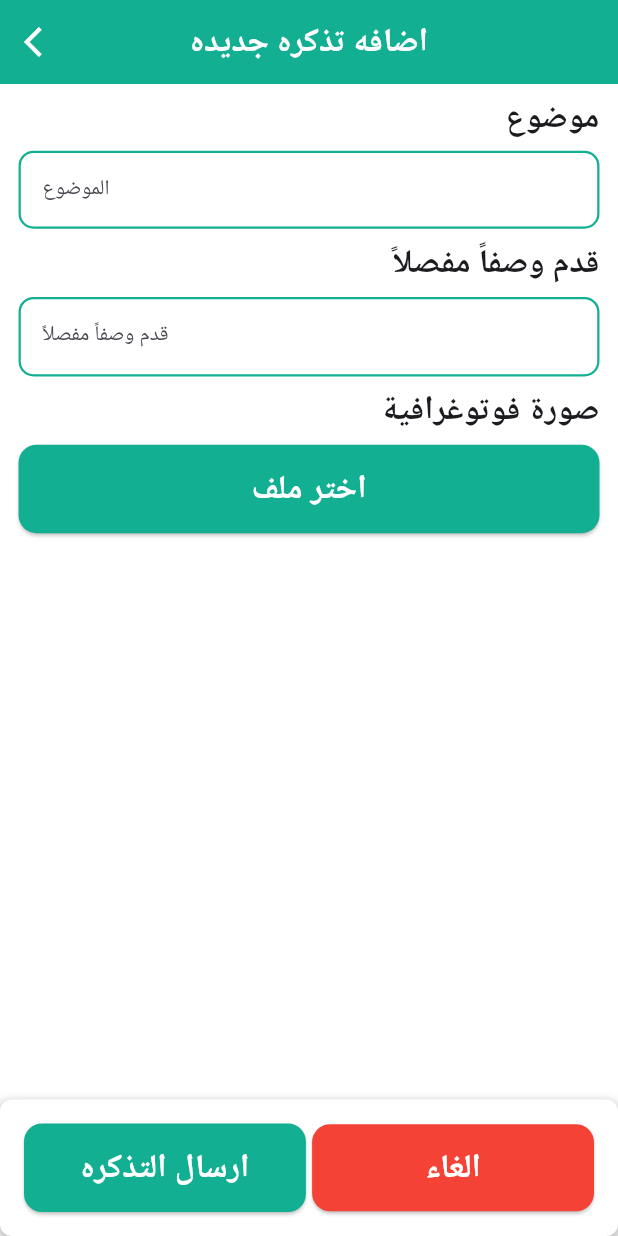
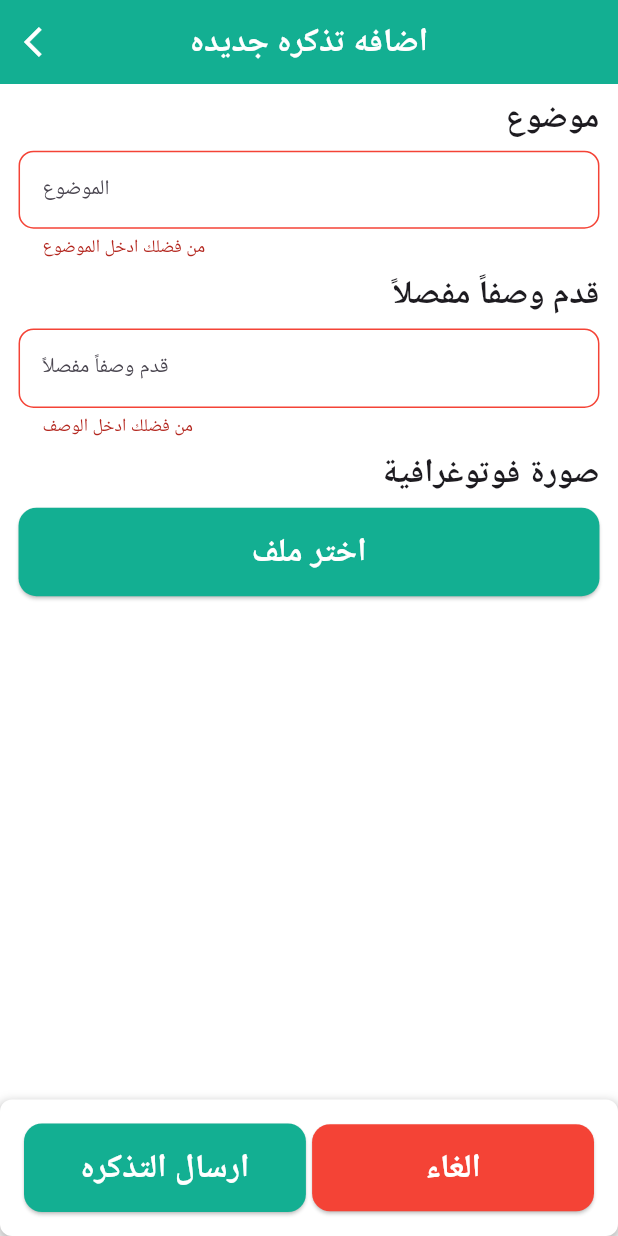
Before and after one commit to hesham81/rowad_hrag, a Flutter app: the AddNewContact screen opened directly, after a tap on "ارسال التذكره", on a phone screen of 412 x 824 dp. Run offline on Flutter 3.47's test engine with Material 3 defaults, Android fonts, the light colour scheme and no system bars; our stand-ins replace animate_do, animated_custom_dropdown, cached_network_image, carousel_slider, dartz, dio and 11 more; missing offline and left inert: route_transitions; accounts and stored records are empty; Roboto replaces fonts that are missing (Cairo); project files that could hold a hidden picture were left out.

Commit message:
ending of contact

```diff
--- a/lib/features/contact_with_support/data/models/contact_data_model.dart
+++ b/lib/features/contact_with_support/data/models/contact_data_model.dart
@@ -7,6 +7,8 @@ class ContactDataModel extends ContactEntity {
     required super.details,
     required super.code,
     required super.status,
+    required super.clientViewed,
+    super.files,
   });
 
   factory ContactDataModel.fromJson(Map<String, dynamic> json) {
@@ -16,6 +18,8 @@ class ContactDataModel extends ContactEntity {
       details: json['details'],
       code: json['code'],
       status: json['status'],
+      clientViewed: json['client_viewed'],
+      files: json['files'],
     );
   }
 
@@ -26,6 +30,8 @@ class ContactDataModel extends ContactEntity {
       details: json['details'],
       code: json['code'],
       status: json['status'],
+      clientViewed: json['client_viewed'],
+      files: json['files'],
     );
   }
 }
--- a/lib/features/contact_with_support/presentation/pages/add_new_contact.dart
+++ b/lib/features/contact_with_support/presentation/pages/add_new_contact.dart
@@ -1,18 +1,34 @@
+import 'dart:io';
+
 import 'package:flutter/material.dart';
 import 'package:rowad_hrag/core/extensions/align.dart';
 import 'package:rowad_hrag/core/extensions/extensions.dart';
+import 'package:rowad_hrag/core/functions/files_pickers.dart';
 import 'package:rowad_hrag/core/widget/custom_container.dart';
 import 'package:rowad_hrag/core/widget/custom_elevated_button.dart';
 import 'package:rowad_hrag/core/widget/custom_text_form_field.dart';
 
 import '../../../../core/theme/app_colors.dart';
 
-class AddNewContact extends StatelessWidget {
+class AddNewContact extends StatefulWidget {
   const AddNewContact({super.key});
 
   @override
+  State<AddNewContact> createState() => _AddNewContactState();
+}
+
+class _AddNewContactState extends State<AddNewContact> {
+  File? file;
+
+  final TextEditingController subjectController = TextEditingController();
+  final TextEditingController detailsController = TextEditingController();
+  var formKey = GlobalKey<FormState>();
+
+  @override
   Widget build(BuildContext context) {
-    return Scaffold(
+    return Form(
+      key: formKey,
+      child: Scaffold(
         appBar: AppBar(
           title: Text(
             "اضافه تذكره جديده",
@@ -41,7 +57,9 @@ class AddNewContact extends StatelessWidget {
                           color: AppColors.primaryColor,
                         ),
                   ),
-                onPressed: () {},
+                  onPressed: () {
+                    if (formKey.currentState!.validate()) {}
+                  },
                 ),
               ),
               0.01.width.vSpace,
@@ -76,7 +94,13 @@ class AddNewContact extends StatelessWidget {
               CustomTextFormField(
                 hintText: "الموضوع",
                 borderRadius: 10,
-              controller: TextEditingController(),
+                controller: subjectController,
+                validate: (value) {
+                  if (value!.isEmpty) {
+                    return "من فضلك ادخل الموضوع";
+                  }
+                  return null;
+                },
               ),
               0.01.height.hSpace,
               Text(
@@ -89,7 +113,13 @@ class AddNewContact extends StatelessWidget {
               CustomTextFormField(
                 hintText: "قدم وصفاً مفصلاً",
                 borderRadius: 10,
-              controller: TextEditingController(),
+                controller: detailsController,
+                validate: (value) {
+                  if (value!.isEmpty) {
+                    return "من فضلك ادخل الوصف";
+                  }
+                  return null;
+                },
               ),
               0.01.height.hSpace,
               Text(
@@ -107,10 +137,54 @@ class AddNewContact extends StatelessWidget {
                         color: AppColors.primaryColor,
                       ),
                 ),
-              onPressed: () {},
+                onPressed: () async {
+                  file = await FilesPickers.pickFile();
+                  setState(() {});
+                },
+              ),
+              if (file != null)
+                Container(
+                  margin: EdgeInsets.symmetric(vertical: 16),
+                  padding: EdgeInsets.all(12),
+                  decoration: BoxDecoration(
+                    color: Colors.grey[200],
+                    borderRadius: BorderRadius.circular(10),
+                    border: Border.all(
+                      color: AppColors.secondaryColor,
+                    ),
+                  ),
+                  child: Row(
+                    children: [
+                      // Show image preview if it's an image
+                      if (['jpg', 'jpeg', 'png', 'gif']
+                          .contains(file!.path.split('.').last.toLowerCase()))
+                        Image.file(
+                          file!,
+                          width: 60,
+                          height: 60,
+                          fit: BoxFit.cover,
                         )
+                      else
+                        Icon(
+                          Icons.insert_drive_file,
+                          size: 40,
+                          color: AppColors.secondaryColor,
+                        ),
+                      SizedBox(width: 12),
+                      Expanded(
+                        child: Text(
+                          file!.path.split('/').last,
+                          maxLines: 2,
+                          overflow: TextOverflow.ellipsis,
+                          style: Theme.of(context).textTheme.titleMedium,
+                        ),
+                      ),
+                    ],
+                  ),
+                ),
             ],
           ).hPadding(0.03.width),
+        ),
       ),
     );
   }
```
Also changed, not shown: lib/core/functions/files_pickers.dart (+12 -0 lines), lib/features/contact_with_support/data/repositories/contact_with_support_repositories_implementation.dart (+9 -1 lines), lib/features/contact_with_support/domain/entities/contact_entity.dart (+10 -1 lines), lib/features/contact_with_support/presentation/pages/contact_with_support.dart (+5 -2 lines), lib/features/contact_with_support/presentation/widgets/ticket_widget.dart (+41 -2 lines), lib/features/notifications/data/models/notification_data_model.dart (+5 -3 lines). Lines whose indentation alone changed are shown as unchanged.
